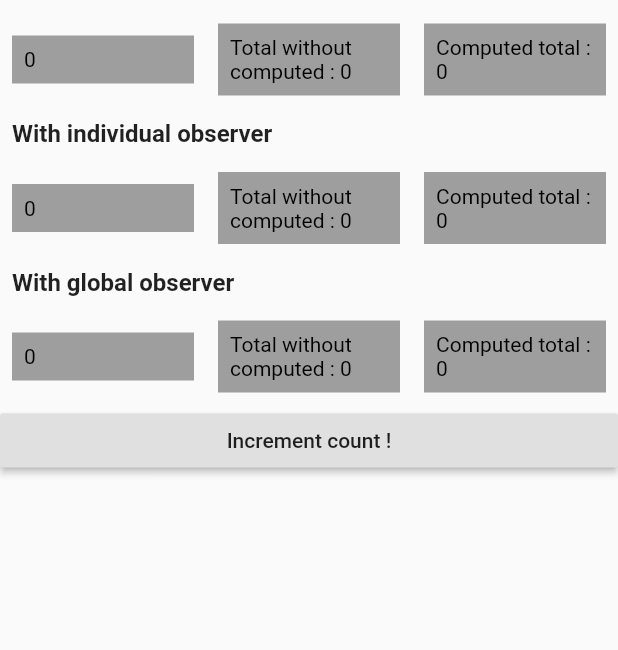
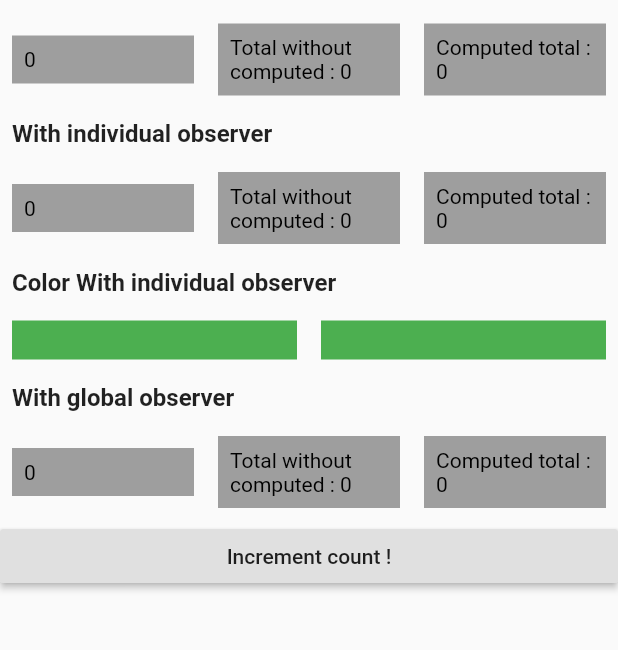
Before and after one commit to ZaraclaJ/mobx_experimentation, a Flutter app: the screen it shows after launch, after a tap on "Count", on a phone screen of 412 x 824 dp, the part 125-775 px from its top. Run offline on Flutter 3.47's test engine with Material 2 defaults, Android fonts, the phone set to English and light mode, and no system bars; our stand-ins replace flutter_mobx, mobx; generated files the repository leaves out were written again.

Commit message:
Add color

```diff
--- a/lib/count_page.dart
+++ b/lib/count_page.dart
@@ -1,7 +1,6 @@
 import 'package:flutter/material.dart';
 import 'package:flutter_mobx/flutter_mobx.dart';
 import 'package:mobx_experimentation/counter_store.dart';
-import 'package:mobx_experimentation/state_store.dart';
 import 'package:provider/provider.dart';
 
 import 'main.dart';
@@ -16,7 +15,7 @@ class CountPage extends StatelessWidget {
     final countStore = Provider.of<CountStore>(context, listen: false);
 
     return Scaffold(
-      appBar: AppBar(title: const Text("Count")),
+      appBar: AppBar(title: const Text('Count')),
       body: SafeArea(
         child: SingleChildScrollView(
           child: Column(
@@ -67,6 +66,27 @@ class CountPage extends StatelessWidget {
                       print('Store B observer built');
                       return _CountContainer(
                         text: countStore.computedCountString,
+                      );
+                    }),
+                  ),
+                ],
+              ),
+              const _Title(text: 'Color With individual observer'),
+              Row(
+                children: <Widget>[
+                  Expanded(
+                    child: Observer(builder: (context) {
+                      print('Store B observer built');
+                      return _ColorContainer(
+                        color: countStore.color,
+                      );
+                    }),
+                  ),
+                  Expanded(
+                    child: Observer(builder: (context) {
+                      print('Store B observer built');
+                      return _ColorContainer(
+                        color: countStore.computedColor,
                       );
                     }),
                   ),
@@ -145,3 +165,24 @@ class _CountContainer extends StatelessWidget {
     );
   }
 }
+
+class _ColorContainer extends StatelessWidget {
+  const _ColorContainer({
+    Key key,
+    @required this.color,
+  }) : super(key: key);
+
+  final Color color;
+
+  @override
+  Widget build(BuildContext context) {
+    return Container(
+      margin: const EdgeInsets.all(defaultSpacing),
+      padding: const EdgeInsets.all(defaultSpacing),
+      color: color,
+      child: const SizedBox(
+        height: 10,
+      ),
+    );
+  }
+}
--- a/lib/counter_store.dart
+++ b/lib/counter_store.dart
@@ -1,3 +1,4 @@
+import 'package:flutter/material.dart';
 import 'package:mobx/mobx.dart';
 
 part 'counter_store.g.dart';
@@ -17,4 +18,21 @@ abstract class _CountStore with Store {
 
   @computed
   String get computedCountString => 'Computed total : $count';
+
+  Color get color {
+    if (count > 10) {
+      return Colors.red;
+    } else {
+      return Colors.green;
+    }
+  }
+
+  @computed
+  Color get computedColor {
+    if (count > 10) {
+      return Colors.red;
+    } else {
+      return Colors.green;
+    }
+  }
 }
--- a/lib/state_page.dart
+++ b/lib/state_page.dart
@@ -16,7 +16,7 @@ class StatePage extends StatelessWidget {
     final stateB = Provider.of<StateBStore>(context, listen: false);
 
     return Scaffold(
-      appBar: AppBar(title: Text("State")),
+      appBar: AppBar(title: const Text('State')),
       body: SafeArea(
         child: SingleChildScrollView(
           child: Column(
```
Also changed, not shown: lib/counter_store.g.dart.
